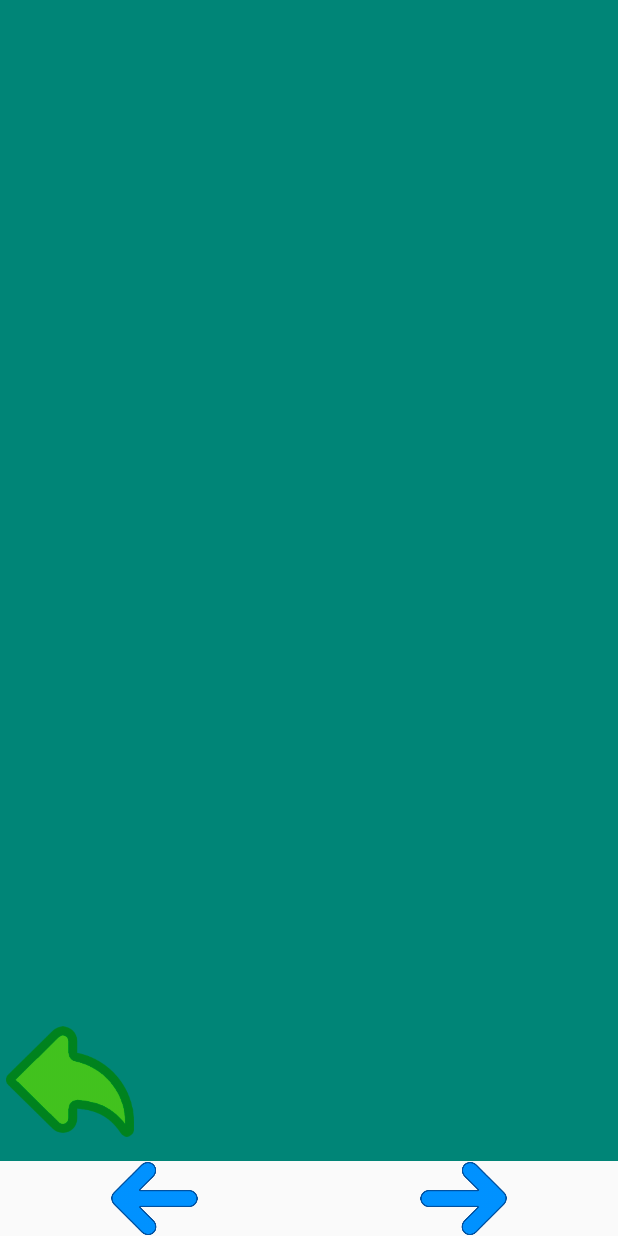
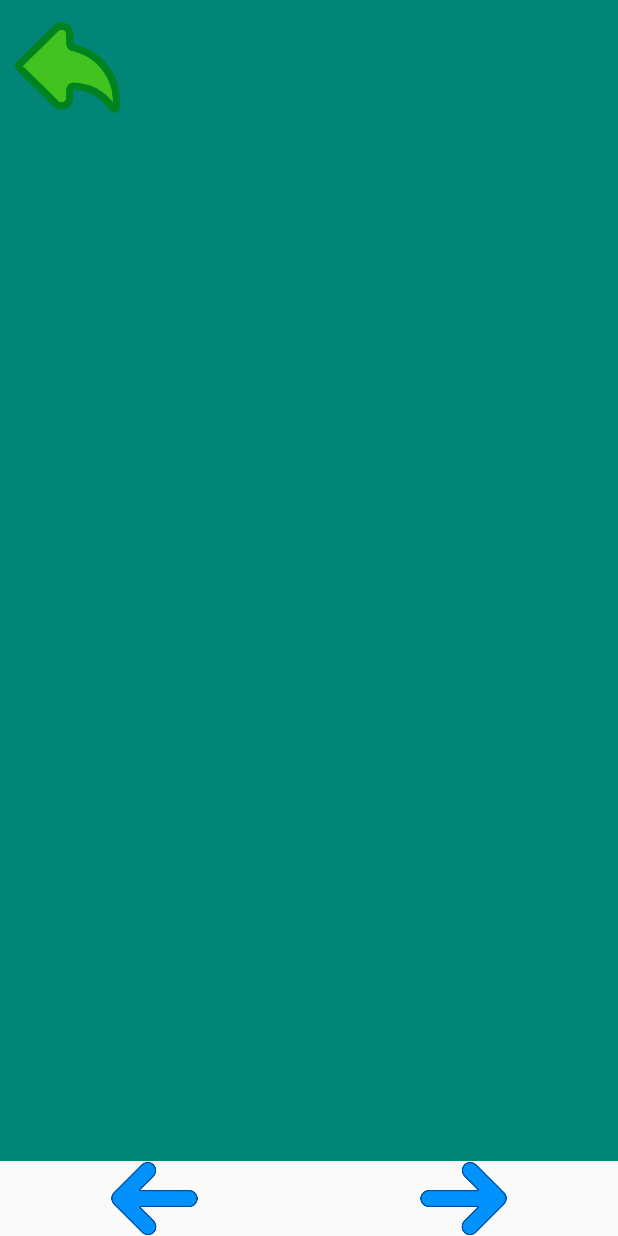
Before and after one commit to DmitriiLevchenko/AndroidGamesRepository, an Android app: the layout activity_evading_game.xml on its own in the app's theme, with its tools: preview values and no code run, on a phone screen of 412 x 824 dp. Run offline under Robolectric (Android 15) with nearby library versions, the phone set to English and light mode, and no system bars.

Commit message:
fix bugs

```diff
--- /dev/null
+++ b/app/src/main/java/com/example/rabgame/IGameViewEvading.java
@@ -0,0 +1,5 @@
+package com.example.rabgame;
+
+public interface IGameViewEvading {
+    public void checkCollision();
+}
--- a/app/src/main/res/layout/activity_evading_game.xml
+++ b/app/src/main/res/layout/activity_evading_game.xml
@@ -7,24 +7,27 @@
     android:orientation="vertical"
     tools:context=".MainActivity">
 
-    <androidx.constraintlayout.widget.ConstraintLayout
+    <RelativeLayout
+        android:layout_width="match_parent"
+        android:layout_height="match_parent"
+        xmlns:android="http://schemas.android.com/apk/res/android"
+        xmlns:app="http://schemas.android.com/apk/res-auto"
+        xmlns:tools="http://schemas.android.com/tools">
+
+        <LinearLayout
+            android:layout_width="match_parent"
+            android:layout_height="match_parent"
+            android:orientation="vertical"
+            tools:context=".MainActivity">
+
+            <LinearLayout
                 android:id="@+id/gameLayout"
                 android:layout_width="match_parent"
                 android:layout_height="373dp"
                 android:layout_weight="100"
                 android:background="@color/colorPrimary"
-        android:visibility="visible" >
-
-        <ImageView
-            android:id="@+id/imageView3"
-            android:layout_width="85dp"
-            android:layout_height="98dp"
-            android:layout_marginStart="4dp"
-            android:layout_marginBottom="4dp"
-            app:layout_constraintBottom_toBottomOf="parent"
-            app:layout_constraintStart_toStartOf="parent"
-            app:srcCompat="@drawable/back_50" />
-    </androidx.constraintlayout.widget.ConstraintLayout>
+                android:orientation="horizontal"
+                android:visibility="visible" />
 
             <LinearLayout
                 android:layout_width="match_parent"
@@ -46,4 +49,22 @@
                     android:layout_weight="1"
                     app:srcCompat="@drawable/arrow_right" />
             </LinearLayout>
+
+
         </LinearLayout>
+
+        <ImageView
+            android:id="@+id/backevad"
+            android:layout_width="70dp"
+            android:layout_height="70dp"
+            android:layout_alignParentTop="true"
+            android:layout_alignParentStart="true"
+            android:layout_marginTop="10dp"
+            android:layout_marginStart="10dp"
+            android:scaleType="fitCenter"
+            android:background="@android:color/transparent"
+            app:srcCompat="@drawable/back_50">
+        </ImageView>
+
+    </RelativeLayout>
+</LinearLayout>
```
Also changed, not shown: app/src/main/java/EvadingLogik/GameViewEvading.java (+8 -8 lines), app/src/main/java/com/example/rabgame/EvadingGame.java (+38 -4 lines). Lines whose indentation alone changed are shown as unchanged.
